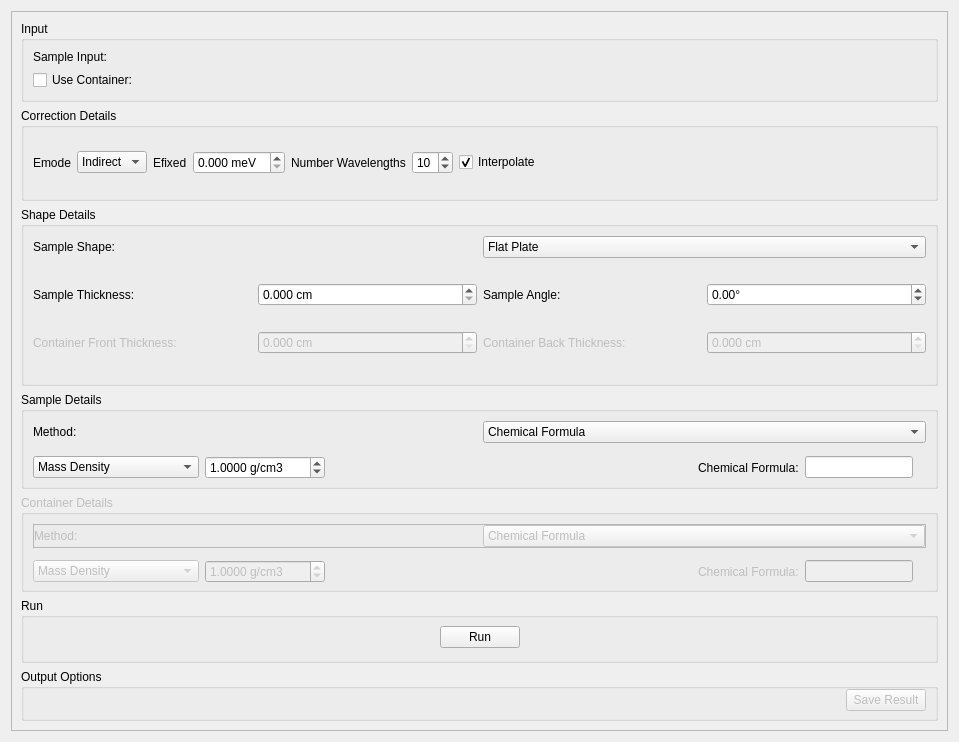
Above: qt/scientific_interfaces/Indirect/CalculatePaalmanPings.ui from mantidproject/mantid before the change. Below: the same form after it.
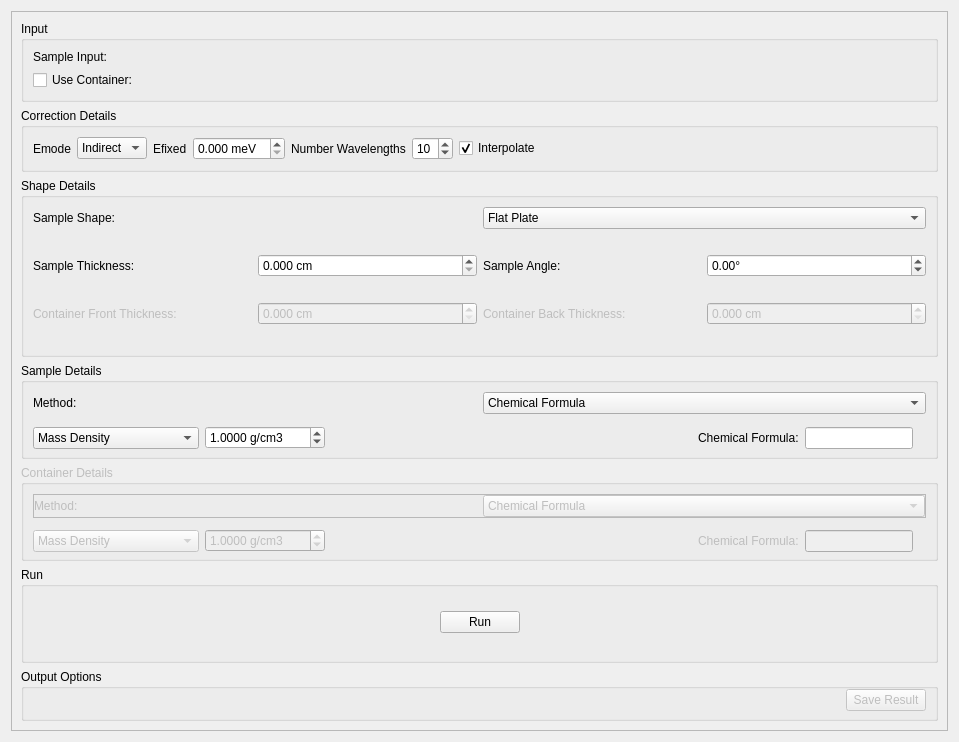
That is the form after the change. Custom widgets are drawn as their Qt base class.

Commit message: Prevent squishing when resizing calculate PP tab

What changed in the file:
```diff
--- a/qt/scientific_interfaces/Indirect/CalculatePaalmanPings.ui
+++ b/qt/scientific_interfaces/Indirect/CalculatePaalmanPings.ui
@@ -119,12 +119,6 @@
        </item>
        <item>
         <widget class="QGroupBox" name="corrDetails">
-         <property name="minimumSize">
-          <size>
-           <width>0</width>
-           <height>93</height>
-          </size>
-         </property>
          <property name="toolTip">
           <string>Correction computation details. By default will be set automatically from the instrument parameters of the input workspace. Modify to override.</string>
          </property>
@@ -692,12 +686,6 @@
            <verstretch>0</verstretch>
           </sizepolicy>
          </property>
-         <property name="minimumSize">
-          <size>
-           <width>0</width>
-           <height>97</height>
-          </size>
-         </property>
          <property name="title">
           <string>Sample Details</string>
          </property>
@@ -980,12 +968,6 @@
          <property name="enabled">
           <bool>false</bool>
          </property>
-         <property name="minimumSize">
-          <size>
-           <width>0</width>
-           <height>97</height>
-          </size>
-         </property>
          <property name="title">
           <string>Container Details</string>
          </property>
```
